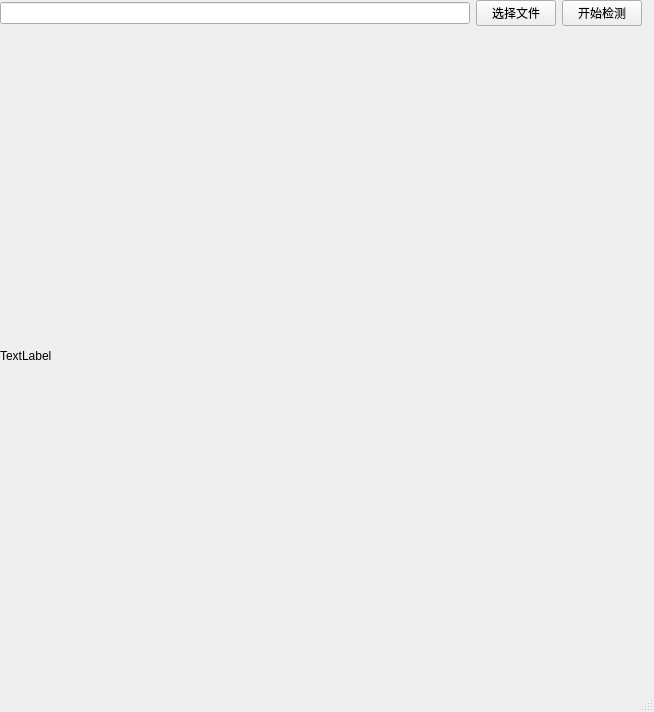
Above: sewerclient.ui from Bigone19/sewer before the change. Below: the same form after it.
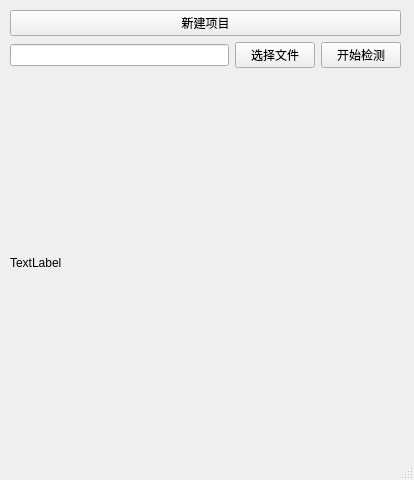
That is the form after the change.

Commit message: 项目功能

```diff
--- a/sewerclient.ui
+++ b/sewerclient.ui
@@ -6,8 +6,8 @@
    <rect>
     <x>0</x>
     <y>0</y>
-    <width>654</width>
-    <height>712</height>
+    <width>414</width>
+    <height>480</height>
    </rect>
   </property>
   <property name="windowTitle">
@@ -17,12 +17,21 @@
    <widget class="QWidget" name="">
     <property name="geometry">
      <rect>
-      <x>0</x>
-      <y>0</y>
-      <width>642</width>
-      <height>680</height>
+      <x>10</x>
+      <y>10</y>
+      <width>391</width>
+      <height>441</height>
      </rect>
     </property>
+    <layout class="QVBoxLayout" name="verticalLayout_2">
+     <item>
+      <widget class="QPushButton" name="btnNewProject">
+       <property name="text">
+        <string>新建项目</string>
+       </property>
+      </widget>
+     </item>
+     <item>
     <layout class="QVBoxLayout" name="verticalLayout">
      <item>
       <layout class="QHBoxLayout" name="horizontalLayout">
@@ -49,14 +58,16 @@
       <widget class="QLabel" name="labelImgDisplay">
        <property name="minimumSize">
         <size>
-         <width>640</width>
-         <height>640</height>
+           <width>320</width>
+           <height>320</height>
         </size>
        </property>
        <property name="text">
         <string>TextLabel</string>
        </property>
       </widget>
+       </item>
+      </layout>
      </item>
     </layout>
    </widget>
```
Lines whose indentation alone changed are shown as unchanged. The commit also changes 10 other files.
